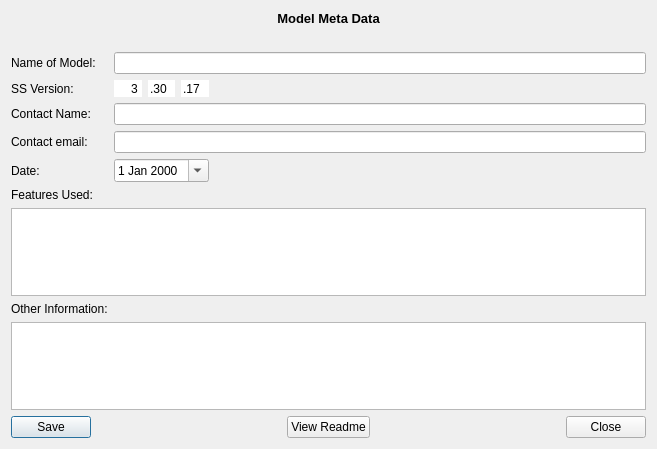
Before: the Qt Designer form src/dialog_readme.ui in nmfs-ost/ss3-ssi, drawn with Qt 5.
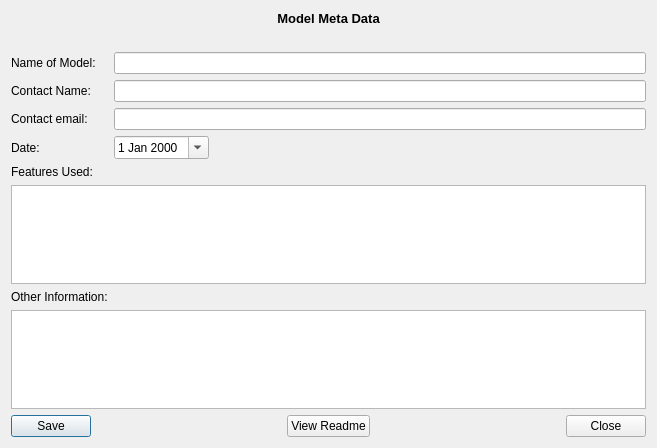
After: the same form once the commit is applied.

Commit message: v3.30.20.1 updated readme dialog

```diff
--- a/src/dialog_readme.ui
+++ b/src/dialog_readme.ui
@@ -7,7 +7,7 @@
     <x>0</x>
     <y>0</y>
     <width>657</width>
-    <height>449</height>
+    <height>448</height>
    </rect>
   </property>
   <property name="windowTitle">
@@ -32,7 +32,37 @@
    </item>
    <item>
     <layout class="QGridLayout" name="gridLayout_main">
-     <item row="6" column="4">
+     <item row="4" column="0">
+      <widget class="QLabel" name="label_org">
+       <property name="text">
+        <string>Contact email:</string>
+       </property>
+      </widget>
+     </item>
+     <item row="3" column="1" colspan="3">
+      <widget class="QLineEdit" name="lineEdit_name"/>
+     </item>
+     <item row="4" column="1" colspan="3">
+      <widget class="QLineEdit" name="lineEdit_email"/>
+     </item>
+     <item row="7" column="0" colspan="4">
+      <widget class="QPlainTextEdit" name="plainTextEdit_features">
+       <property name="readOnly">
+        <bool>true</bool>
+       </property>
+      </widget>
+     </item>
+     <item row="1" column="0" colspan="4">
+      <widget class="QLabel" name="label_readme">
+       <property name="text">
+        <string/>
+       </property>
+      </widget>
+     </item>
+     <item row="2" column="1" colspan="3">
+      <widget class="QLineEdit" name="lineEdit_model"/>
+     </item>
+     <item row="5" column="3">
       <spacer name="horizontalSpacer_date">
        <property name="orientation">
         <enum>Qt::Horizontal</enum>
@@ -45,93 +75,10 @@
        </property>
       </spacer>
      </item>
-     <item row="5" column="0">
-      <widget class="QLabel" name="label_org">
+     <item row="3" column="0">
+      <widget class="QLabel" name="label_name">
        <property name="text">
-        <string>Contact email:</string>
-       </property>
-      </widget>
-     </item>
-     <item row="5" column="1" colspan="4">
-      <widget class="QLineEdit" name="lineEdit_email"/>
-     </item>
-     <item row="6" column="0">
-      <widget class="QLabel" name="label_date">
-       <property name="text">
-        <string>Date:</string>
-       </property>
-      </widget>
-     </item>
-     <item row="3" column="3">
-      <widget class="QSpinBox" name="spinBox_ver3">
-       <property name="frame">
-        <bool>false</bool>
-       </property>
-       <property name="buttonSymbols">
-        <enum>QAbstractSpinBox::NoButtons</enum>
-       </property>
-       <property name="prefix">
-        <string>.</string>
-       </property>
-       <property name="minimum">
-        <number>1</number>
-       </property>
-       <property name="maximum">
-        <number>30</number>
-       </property>
-       <property name="value">
-        <number>17</number>
-       </property>
-      </widget>
-     </item>
-     <item row="3" column="2">
-      <widget class="QSpinBox" name="spinBox_ver2">
-       <property name="frame">
-        <bool>false</bool>
-       </property>
-       <property name="buttonSymbols">
-        <enum>QAbstractSpinBox::NoButtons</enum>
-       </property>
-       <property name="prefix">
-        <string>.</string>
-       </property>
-       <property name="minimum">
-        <number>20</number>
-       </property>
-       <property name="maximum">
-        <number>40</number>
-       </property>
-       <property name="value">
-        <number>30</number>
-       </property>
-      </widget>
-     </item>
-     <item row="3" column="1">
-      <widget class="QSpinBox" name="spinBox_ver1">
-       <property name="frame">
-        <bool>false</bool>
-       </property>
-       <property name="alignment">
-        <set>Qt::AlignRight|Qt::AlignTrailing|Qt::AlignVCenter</set>
-       </property>
-       <property name="buttonSymbols">
-        <enum>QAbstractSpinBox::NoButtons</enum>
-       </property>
-       <property name="minimum">
-        <number>1</number>
-       </property>
-       <property name="maximum">
-        <number>4</number>
-       </property>
-       <property name="value">
-        <number>3</number>
-       </property>
-      </widget>
-     </item>
-     <item row="7" column="0">
-      <widget class="QLabel" name="label_features">
-       <property name="text">
-        <string>Features Used:</string>
+        <string>Contact Name:</string>
        </property>
       </widget>
      </item>
@@ -142,57 +89,37 @@
        </property>
       </widget>
      </item>
-     <item row="8" column="0" colspan="5">
-      <widget class="QPlainTextEdit" name="plainTextEdit_features">
-       <property name="readOnly">
-        <bool>true</bool>
-       </property>
-      </widget>
-     </item>
-     <item row="3" column="0">
-      <widget class="QLabel" name="label_ver">
-       <property name="text">
-        <string>SS Version:</string>
-       </property>
-      </widget>
-     </item>
-     <item row="4" column="1" colspan="4">
-      <widget class="QLineEdit" name="lineEdit_name"/>
-     </item>
-     <item row="10" column="0" colspan="5">
-      <widget class="QPlainTextEdit" name="plainTextEdit_info"/>
-     </item>
-     <item row="6" column="1" colspan="3">
+     <item row="5" column="1" colspan="2">
       <widget class="QDateEdit" name="dateEdit">
        <property name="calendarPopup">
         <bool>true</bool>
        </property>
       </widget>
      </item>
-     <item row="9" column="0">
+     <item row="5" column="0">
+      <widget class="QLabel" name="label_date">
+       <property name="text">
+        <string>Date:</string>
+       </property>
+      </widget>
+     </item>
+     <item row="9" column="0" colspan="4">
+      <widget class="QPlainTextEdit" name="plainTextEdit_info"/>
+     </item>
+     <item row="6" column="0">
+      <widget class="QLabel" name="label_features">
+       <property name="text">
+        <string>Features Used:</string>
+       </property>
+      </widget>
+     </item>
+     <item row="8" column="0">
       <widget class="QLabel" name="label">
        <property name="text">
         <string>Other Information:</string>
        </property>
       </widget>
      </item>
-     <item row="4" column="0">
-      <widget class="QLabel" name="label_name">
-       <property name="text">
-        <string>Contact Name:</string>
-       </property>
-      </widget>
-     </item>
-     <item row="2" column="1" colspan="4">
-      <widget class="QLineEdit" name="lineEdit_model"/>
-     </item>
-     <item row="1" column="0" colspan="5">
-      <widget class="QLabel" name="label_readme">
-       <property name="text">
-        <string/>
-       </property>
-      </widget>
-     </item>
     </layout>
    </item>
    <item>
```
The commit also changes 1 other file.
